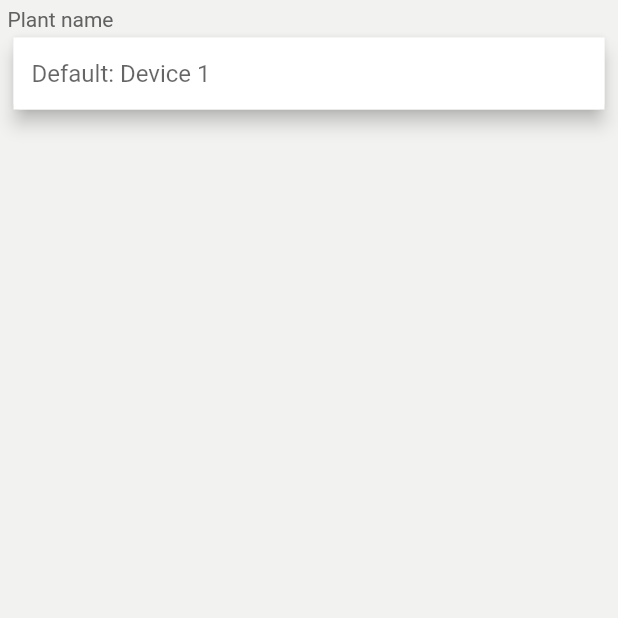
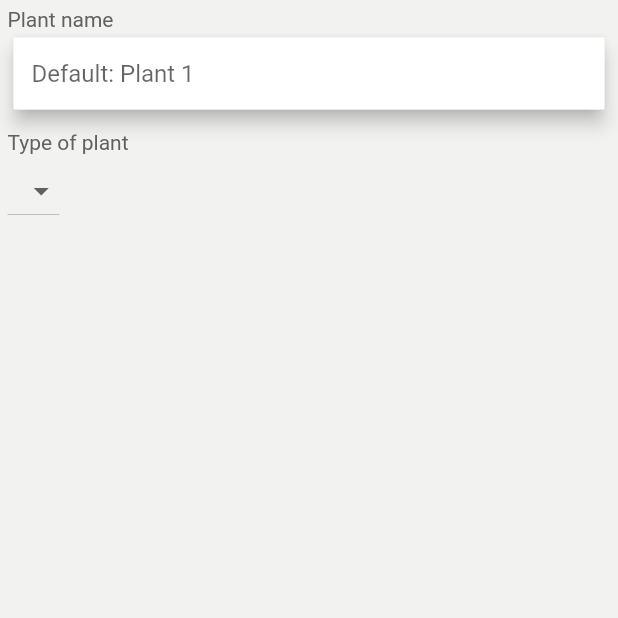
Before and after one commit to nip009/water_plant, a Flutter app: the AddNewPlant screen opened directly with empty values, on a phone screen of 412 x 824 dp, the top half of it. Run offline on Flutter 3.47's test engine with Material 2 defaults, Android fonts, the phone set to English and light mode, and no system bars; our stand-ins replace country_code_picker; missing offline and left inert: custom_navigator.

Commit message:
Move plants and plant info to constants

```diff
--- a/lib/constants.dart
+++ b/lib/constants.dart
@@ -1,6 +1,7 @@
 library constants;
 
 import 'package:flutter/material.dart';
+import 'package:water_plant/objects/plant/plant.dart';
 
 const int ALLOWED_NUMBER_OF_PLANTS_IN_TANK = 4;
 
@@ -47,3 +48,119 @@ const String PLANT_BENJAMIN_FIG = 'assets/plants/plant_benjamin_fig.jpg';
 const String PLANT_YUCCA_PALM = 'assets/plants/plant_yucca_palm.jpg';
 
 const String PLANT_JANET_LIND = 'assets/plants/plant_janet_lind.jpg';
+
+/// List over all the plants that the app should know about.
+/// Can search through these to find information about them.
+/// In the future this would be fetched from a database.
+final List<Plant> ALL_PLANTS = [
+  Plant(
+    0,
+    name: 'Chinese Evergreen',
+    latinName: 'Aglaonema',
+    imageName: PLANT_CHINESE_EVERGREEN,
+  ),
+  Plant(
+    0,
+    name: 'Emerald palm',
+    latinName: 'Zamioculcas zamiifolia',
+    imageName: PLANT_EMERALD_PALM,
+  ),
+  Plant(
+    0,
+    name: 'Orchid',
+    latinName: 'Orchidaceae',
+    imageName: PLANT_ORCHID,
+  ),
+  Plant(
+    0,
+    name: 'Yucca Palm',
+    latinName: 'Yucca elephantipes',
+    imageName: PLANT_YUCCA_PALM,
+  ),
+  Plant(
+    0,
+    name: 'Cocos Palm',
+    latinName: 'Cocos nucifera',
+    imageName: PLANT_COCOS_PALM,
+  ),
+  Plant(
+    0,
+    name: 'Money Tree',
+    latinName: 'Crassula undilatifolia ',
+    imageName: PLANT_MONEY_TREE,
+  ),
+  Plant(
+    0,
+    name: 'Queen Palm',
+    latinName: 'Livistonia Rotundifolia',
+    imageName: PLANT_QUEEN_PALM,
+  ),
+  Plant(
+    0,
+    name: 'Benjamin Fig',
+    latinName: 'Ficus Nitida',
+    imageName: PLANT_BENJAMIN_FIG,
+  ),
+  Plant(
+    0,
+    name: 'Bonsai Ficus',
+    latinName: 'Ficus microcarpa',
+    imageName: PLANT_BONSAI_FICUS,
+  ),
+  Plant(
+    0,
+    name: 'Janet Lind',
+    latinName: 'Dracaena Janet Lind',
+    imageName: PLANT_JANET_LIND,
+  ),
+];
+
+/// A map of information about each plant
+final List<Map<String, dynamic>> ALL_PLANTS_INFORMATION = [
+  {
+    'name': 'Chinese Evergreen',
+    'latinName': 'Aglaonema',
+    'imageName': PLANT_CHINESE_EVERGREEN
+  },
+  {
+    'name': 'Emerald palm',
+    'latinName': 'Zamioculcas zamiifolia',
+    'imageName': PLANT_EMERALD_PALM
+  },
+  {'name': 'Orchid', 'latinName': 'Orchidaceae', 'imageName': PLANT_ORCHID},
+  {
+    'name': 'Yucca Palm',
+    'latinName': 'Yucca elephantipes',
+    'imageName': PLANT_YUCCA_PALM
+  },
+  {
+    'name': 'Cocos Palm',
+    'latinName': 'Cocos nucifera',
+    'imageName': PLANT_COCOS_PALM
+  },
+  {
+    'name': 'Money Tree',
+    'latinName': 'Crassula undilatifolia',
+    'imageName': PLANT_MONEY_TREE
+  },
+  {
+    'name': 'Queen Palm',
+    'latinName': 'Livistonia Rotundifolia',
+    'imageName': PLANT_QUEEN_PALM
+  },
+  {
+    'name': 'Benjamin Fig',
+    'latinName': 'Ficus Nitida',
+    'imageName': PLANT_BENJAMIN_FIG
+  },
+  {
+    'name': 'Bonsai Ficus',
+    'latinName': 'Ficus microcarpa',
+    'imageName': PLANT_BONSAI_FICUS
+  },
+  {
+    'name': 'Janet Lind',
+    'latinName': 'Dracaena Janet Lind',
+    'imageName': PLANT_JANET_LIND
+  },
+];
--- a/lib/src/screens/tank_overview/components/add_new_plant.dart
+++ b/lib/src/screens/tank_overview/components/add_new_plant.dart
@@ -40,7 +40,7 @@ class _AddNewPlantState extends State<AddNewPlant> {
                       validator: (value) =>
                           value.isEmpty ? 'Name cannot be empty' : null,
                       decoration: InputDecoration(
-                        hintText: 'Default: Device 1',
+                        hintText: 'Default: Plant 1',
                         border: InputBorder.none,
                         counterText: '',
                       ),
@@ -48,6 +48,19 @@ class _AddNewPlantState extends State<AddNewPlant> {
                   ),
                 ),
               ),
+              Container(
+                padding: EdgeInsets.only(top: 10),
+                child: Text('Type of plant'),
+              ),
+              DropdownButton<String>(
+                items: <String>['A', 'B', 'C', 'D'].map((String value) {
+                  return new DropdownMenuItem<String>(
+                    value: value,
+                    child: new Text(value),
+                  );
+                }).toList(),
+                onChanged: (_) {},
+              )
             ],
           ),
         ),
```
Also changed, not shown: lib/src/screens/overview/overview.dart (+2 -55 lines), lib/src/screens/search_plant_info/search_plant_info.dart (+6 -74 lines).
